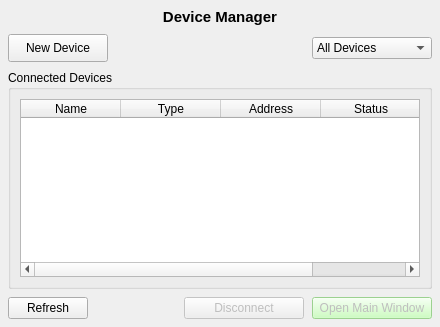
Above: gui/ui/device_manager_widget.ui from MingYuan-Chen/orion_v2 before the change. Below: the same form after it.
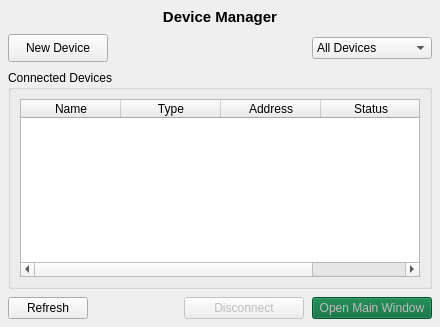
That is the form after the change. Icons and pictures are not drawn.

```diff
--- a/gui/ui/device_manager_widget.ui
+++ b/gui/ui/device_manager_widget.ui
@@ -199,7 +199,7 @@
         </size>
        </property>
        <property name="styleSheet">
-        <string notr="true">background-color: rgb(190, 255, 175);</string>
+        <string notr="true">background-color: rgb(0, 102, 51);</string>
        </property>
        <property name="text">
         <string>Open Main Window</string>
```
